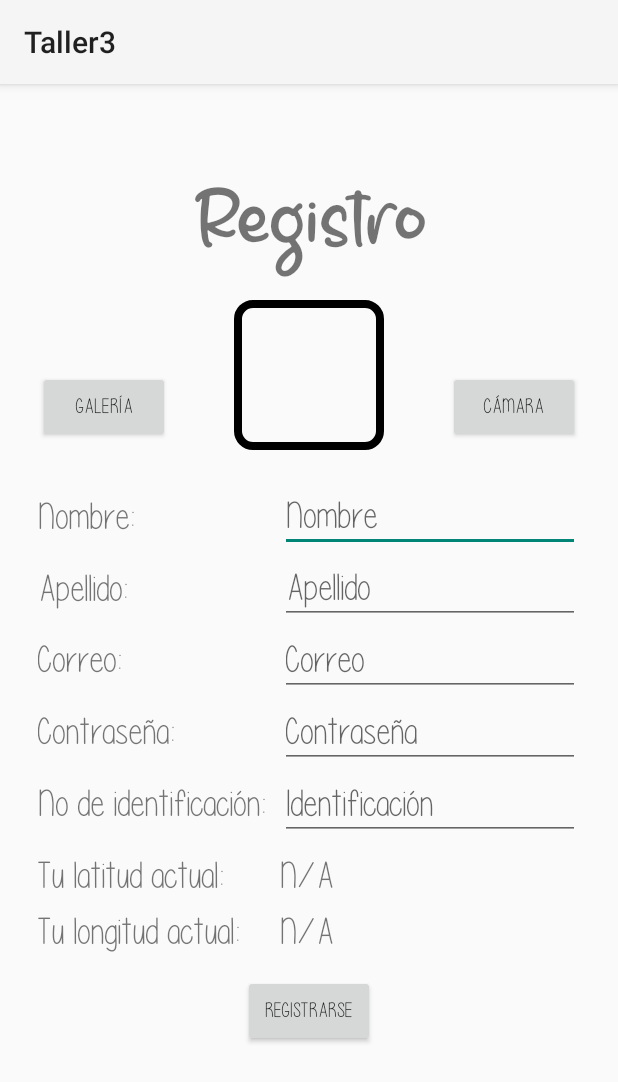
After one commit to linasalamanca/ICM-Taller3, an Android app: the RegistroActivity screen opened directly, with no data from a screen before it, on a phone screen of 412 x 824 dp. The commit adds this screen. Shown: the top 1082 px of the screen. Run offline under Robolectric (Android 15) with nearby library versions, the phone set to English and light mode, and no system bars; 2 statements that could not run were skipped.

Commit message:
Adquisición de datos

```diff
--- a/app/src/main/java/com/example/taller3/InicioSesionActivity.kt
+++ b/app/src/main/java/com/example/taller3/InicioSesionActivity.kt
@@ -30,6 +30,11 @@ class InicioSesionActivity : AppCompatActivity() {
             val email = bindingIniSesion.CorreoInput.text.toString()
             val contrasena = bindingIniSesion.ContrasenaInput.text.toString()
             inicioSesion(email, contrasena)
+        }
+
+        bindingIniSesion.Registro.setOnClickListener {
+            val intent = Intent(this, RegistroActivity::class.java)
+            startActivity(intent)
         }
     }
 
--- /dev/null
+++ b/app/src/main/java/com/example/taller3/RegistroActivity.kt
@@ -0,0 +1,265 @@
+package com.example.taller3
+
+import android.Manifest
+import android.app.Activity
+import android.content.Intent
+import android.content.pm.PackageManager
+import android.graphics.Bitmap
+import android.os.Bundle
+import android.provider.MediaStore
+import android.util.Log
+import android.widget.ImageView
+import android.widget.Toast
+import androidx.activity.result.ActivityResultLauncher
+import androidx.activity.result.contract.ActivityResultContracts
+import androidx.appcompat.app.AppCompatActivity
+import androidx.core.app.ActivityCompat
+import androidx.core.content.ContextCompat
+import com.bumptech.glide.Glide
+import com.example.taller3.databinding.ActivityRegistroBinding
+import com.google.android.gms.location.FusedLocationProviderClient
+import com.google.android.gms.location.LocationCallback
+import com.google.android.gms.location.LocationRequest
+import com.google.android.gms.location.LocationResult
+import com.google.android.gms.location.LocationServices
+import com.google.android.gms.location.Priority
+
+class RegistroActivity : AppCompatActivity() {
+
+    private lateinit var bindingRegistro: ActivityRegistroBinding
+
+    //Camara y Galería
+    private lateinit var activityResultLauncherCamara: ActivityResultLauncher<Intent>
+    private lateinit var activityResultLauncherGaleria: ActivityResultLauncher<Intent>
+
+    //Ubicación actual
+    private lateinit var mFusedLocationClient: FusedLocationProviderClient
+    private lateinit var mLocationRequest: LocationRequest
+    private lateinit var mLocationCallback: LocationCallback
+    override fun onCreate(savedInstanceState: Bundle?) {
+        super.onCreate(savedInstanceState)
+        setContentView(R.layout.activity_registro)
+        bindingRegistro = ActivityRegistroBinding.inflate(layoutInflater)
+        setContentView(bindingRegistro.root)
+
+        val btnCamara = bindingRegistro.CamaraBoton
+        val btnGaleria = bindingRegistro.GaleriaBoton
+        val imagenCuenta = bindingRegistro.imagenCargada
+
+        mFusedLocationClient = LocationServices.getFusedLocationProviderClient(this)
+        mLocationRequest = createLocationRequest()
+
+        permisosUbicacion()
+        localizaciónActual()
+
+        activarResultLauncherCamara(imagenCuenta)
+        activarResultLauncherGaleria(imagenCuenta)
+
+        btnCamara.setOnClickListener {
+            permisosCamara()
+        }
+
+        btnGaleria.setOnClickListener {
+            permisosGaleria()
+        }
+    }
+
+    //Código relacionado a todos los permisos
+    private fun permisosCamara(){
+        if (ContextCompat.checkSelfPermission(
+                this,
+                Manifest.permission.CAMERA
+            ) != PackageManager.PERMISSION_GRANTED
+        ) {
+            ActivityCompat.requestPermissions(
+                this,
+                arrayOf(Manifest.permission.CAMERA),
+                Permisos.CAMERA_PERMISSION_CODE
+            )
+        } else {
+            abrirCamara()
+        }
+    }
+
+    private fun permisosGaleria(){
+        if (ContextCompat.checkSelfPermission(
+                this,
+                Manifest.permission.READ_EXTERNAL_STORAGE
+            ) != PackageManager.PERMISSION_GRANTED
+        ) {
+            ActivityCompat.requestPermissions(
+                this,
+                arrayOf(Manifest.permission.READ_EXTERNAL_STORAGE),
+                Permisos.GALERY_PERMISSION_CODE
+            )
+        } else {
+            abrirGaleria()
+        }
+    }
+
+    private fun permisosUbicacion(){
+        when {
+            ContextCompat.checkSelfPermission(
+                this, android.Manifest.permission.ACCESS_FINE_LOCATION
+            ) == PackageManager.PERMISSION_GRANTED -> {
+                // Inicia las actualizaciones de ubicación
+                startLocationUpdates()
+            }
+            ActivityCompat.shouldShowRequestPermissionRationale(
+                this, android.Manifest.permission.ACCESS_FINE_LOCATION
+            ) -> {
+                // Solicita los permisos de ubicación
+                requestPermissions(
+                    arrayOf(android.Manifest.permission.ACCESS_FINE_LOCATION, android.Manifest.permission.ACCESS_COARSE_LOCATION),
+                    Permisos.LOCATION_PERMISSION_CODE
+                )
+            }
+            else -> {
+                // Solicita los permisos de ubicación
+                requestPermissions(
+                    arrayOf(android.Manifest.permission.ACCESS_FINE_LOCATION, android.Manifest.permission.ACCESS_COARSE_LOCATION),
+                    Permisos.LOCATION_PERMISSION_CODE
+                )
+            }
+        }
+    }
+
+    override fun onRequestPermissionsResult(
+        requestCode: Int,
+        permissions: Array<out String>,
+        grantResults: IntArray
+    ) {
+        super.onRequestPermissionsResult(requestCode, permissions, grantResults)
+        when(requestCode){
+            Permisos.CAMERA_PERMISSION_CODE -> {
+                if (grantResults.isNotEmpty() && grantResults[0] == PackageManager.PERMISSION_GRANTED) {
+                    // Permission granted, start the contacts activity
+                    abrirCamara()
+                } else {
+                    // Permission denied, show a message asking the user to change the setting in the device settings
+                    Toast.makeText(this, "Permiso no otorgado por el usuario", Toast.LENGTH_SHORT).show()
+                }
+            }
+            Permisos.GALERY_PERMISSION_CODE -> {
+                if (grantResults.isNotEmpty() && grantResults[0] == PackageManager.PERMISSION_GRANTED) {
+                    // Permission granted, start the contacts activity
+                    abrirGaleria()
+                } else {
+                    // Permission denied, show a message asking the user to change the setting in the device settings
+                    Toast.makeText(this, "Permiso no otorgado por el usuario", Toast.LENGTH_SHORT).show()
+                }
+            }
+            Permisos.LOCATION_PERMISSION_CODE -> {
+                if ((grantResults.isNotEmpty() && grantResults[0] == PackageManager.PERMISSION_GRANTED)) {
+                    Toast.makeText(this, "Ubicación habilitada", Toast.LENGTH_SHORT).show()
+                    startLocationUpdates()
+                } else {
+                    Toast.makeText(this, "Permiso no otorgado por el usuario", Toast.LENGTH_SHORT).show()
+                }
+            }
+
+        }
+    }
+
+    //Código relacionado a la cámara
+    private fun abrirCamara(){
+        val intentCamara = Intent("android.media.action.IMAGE_CAPTURE")
+        activityResultLauncherCamara.launch(intentCamara)
+    }
+
+    private fun activarResultLauncherCamara(imagen: ImageView){
+        activityResultLauncherCamara = registerForActivityResult(
+            ActivityResultContracts.StartActivityForResult()){ resultado ->
+            if(resultado.resultCode == Activity.RESULT_OK){
+                val bitMapImagen = resultado.data?.extras?.get("data") as? Bitmap
+                if(bitMapImagen != null){
+                    val imagenURI = MediaStore.Images.Media.insertImage(
+                        contentResolver,
+                        bitMapImagen,
+                        "Imagen",
+                        "Imagen de la cuenta"
+                    )
+                    Glide.with(this).load(bitMapImagen).into(imagen)
+                    guardarUriImagen(imagenURI.toString())
+                    obtenerUriImagen()
+                }
+            }else{
+                Toast.makeText(this, "No se pudo cargar la imagen", Toast.LENGTH_SHORT).show()
+            }
+        }
+    }
+
+    //Código relacionado a la galería
+    private fun abrirGaleria(){
+        val intentGaleria = Intent(Intent.ACTION_PICK, MediaStore.Images.Media.EXTERNAL_CONTENT_URI)
+        activityResultLauncherGaleria.launch(intentGaleria)
+    }
+
+    private fun activarResultLauncherGaleria(imagen: ImageView){
+        activityResultLauncherGaleria = registerForActivityResult(
+            ActivityResultContracts.StartActivityForResult()){ resultado ->
+            if(resultado.resultCode == Activity.RESULT_OK){
+                val uri = resultado.data?.data
+                //imagen.setImageURI(uri)
+                Glide.with(this).load(uri).into(imagen)
+                guardarUriImagen(uri.toString())
+                obtenerUriImagen()
+            }else{
+                Toast.makeText(this, "No se pudo cargar la imagen", Toast.LENGTH_SHORT).show()
+            }
+        }
+    }
+
+    //URI de las imágenes
+    private fun guardarUriImagen(uri: String) {
+        val sharedPreferences = getSharedPreferences("preferencias_imagen", MODE_PRIVATE)
+        val editor = sharedPreferences.edit()
+        editor.putString("uri_imagen", uri)
+        editor.apply()
+    }
+
+    private fun obtenerUriImagen(): String? {
+        val sharedPreferences = getSharedPreferences("preferencias_imagen", MODE_PRIVATE)
+        Log.i("URI", sharedPreferences.getString("uri_imagen", null).toString())
+        return sharedPreferences.getString("uri_imagen", null)
+    }
+
+    //Código relacionado a la ubicación actual de la persona
+    private fun localizaciónActual(){
+        mLocationCallback = object : LocationCallback() {
+            override fun onLocationResult(locationResult: LocationResult) {
+                val location = locationResult.lastLocation
+                Log.i("LOCATION", "Actualización")
+                if(location!=null) {
+                    bindingRegistro.LongitudDato.text = location.longitude.toString()
+                    bindingRegistro.LatitudDato.text = location.latitude.toString()
+                }else {
+                    // La ubicación es nula
+                    Log.i("LOCATION", "La ubicación es nula")
+                }
+            }
+        }
+    }
+
+    private fun startLocationUpdates(){
+        if(ActivityCompat.checkSelfPermission(this, Manifest.permission.ACCESS_FINE_LOCATION) == PackageManager.PERMISSION_GRANTED
+            && ActivityCompat.checkSelfPermission(this, Manifest.permission.ACCESS_COARSE_LOCATION) == PackageManager.PERMISSION_GRANTED){
+            mFusedLocationClient.requestLocationUpdates(mLocationRequest, mLocationCallback, null)
+        }
+    }
+
+    private fun createLocationRequest(): LocationRequest =
+        LocationRequest.Builder(Priority.PRIORITY_HIGH_ACCURACY,10000).apply {
+            setMinUpdateIntervalMillis(5000)
+        }.build()
+
+    //Código relacionado al ciclo de vida
+
+    override fun onPause() {
+        super.onPause()
+        if(ActivityCompat.checkSelfPermission(this, android.Manifest.permission.ACCESS_FINE_LOCATION) == PackageManager.PERMISSION_GRANTED
+            && ActivityCompat.checkSelfPermission(this, android.Manifest.permission.ACCESS_COARSE_LOCATION) == PackageManager.PERMISSION_GRANTED){
+            mFusedLocationClient.removeLocationUpdates(mLocationCallback)
+        }
+    }
+}
--- /dev/null
+++ b/app/src/main/res/drawable/image_border.xml
@@ -0,0 +1,7 @@
+<?xml version="1.0" encoding="utf-8"?>
+<shape xmlns:android="http://schemas.android.com/apk/res/android">
+    <stroke
+        android:width="5dp"
+        android:color="#000000" />
+    <corners android:radius="10dp" />
+</shape>
--- /dev/null
+++ b/app/src/main/res/layout/activity_registro.xml
@@ -0,0 +1,235 @@
+<?xml version="1.0" encoding="utf-8"?>
+<RelativeLayout xmlns:android="http://schemas.android.com/apk/res/android"
+    xmlns:app="http://schemas.android.com/apk/res-auto"
+    xmlns:tools="http://schemas.android.com/tools"
+    android:id="@+id/main"
+    android:layout_width="match_parent"
+    android:layout_height="match_parent"
+    tools:context=".RegistroActivity"
+    android:padding="15dp">
+
+    <TextView
+        android:id="@+id/TituloRegistro"
+        android:layout_width="wrap_content"
+        android:layout_height="wrap_content"
+        android:text="Registro"
+        android:layout_centerHorizontal="true"
+        android:layout_marginBottom="15dp"
+        android:textSize="40sp"
+        android:fontFamily="@font/rincklebelle"
+        android:layout_above="@+id/imagenCargada"/>
+
+    <ImageView
+        android:id="@+id/imagenCargada"
+        android:layout_width="100dp"
+        android:layout_height="100dp"
+        android:scaleType="centerCrop"
+        android:layout_marginBottom="15dp"
+        android:layout_centerHorizontal="true"
+        android:layout_above="@id/NombreText"
+        android:src="@drawable/image_border"
+        />
+
+    <Button
+        android:id="@+id/GaleriaBoton"
+        android:layout_width="wrap_content"
+        android:layout_height="wrap_content"
+        android:text="Galería"
+        android:layout_above="@id/NombreText"
+        android:layout_alignParentStart="true"
+        android:layout_marginBottom="20dp"
+        android:layout_marginStart="10dp"
+        android:fontFamily="@font/song"/>
+
+    <Button
+        android:id="@+id/CamaraBoton"
+        android:layout_width="wrap_content"
+        android:layout_height="wrap_content"
+        android:text="Cámara"
+        android:layout_above="@id/NombreText"
+        android:layout_alignParentEnd="true"
+        android:layout_marginBottom="20dp"
+        android:layout_marginEnd="10dp"
+        android:fontFamily="@font/song"/>
+
+    <TextView
+        android:id="@+id/NombreText"
+        android:layout_width="wrap_content"
+        android:layout_height="wrap_content"
+        android:fontFamily="@font/song"
+        android:text="Nombre: "
+        android:textSize="25sp"
+        android:layout_above="@+id/ApellidoInputR"
+        android:layout_alignParentStart="true"
+        android:layout_marginBottom="10dp"
+        android:layout_marginStart="10dp"
+        android:layout_marginTop="15dp"/>
+
+    <EditText
+        android:id="@+id/NombreInputR"
+        android:layout_width="200dp"
+        android:layout_height="wrap_content"
+        android:hint="Nombre"
+        android:textSize="25sp"
+        android:layout_above="@+id/ApellidoInputR"
+        android:layout_alignParentEnd="true"
+        android:layout_marginEnd="10dp"
+        android:fontFamily="@font/song"/>
+
+    <TextView
+        android:id="@+id/ApellidoText"
+        android:layout_width="wrap_content"
+        android:layout_height="wrap_content"
+        android:fontFamily="@font/song"
+        android:text="Apellido: "
+        android:layout_above="@+id/CorreoInputR"
+        android:textSize="25sp"
+        android:layout_alignParentStart="true"
+        android:layout_marginStart="10dp"
+        android:layout_marginBottom="10dp"/>
+
+    <EditText
+        android:id="@+id/ApellidoInputR"
+        android:layout_width="200dp"
+        android:layout_height="wrap_content"
+        android:hint="Apellido"
+        android:textSize="25sp"
+        android:layout_above="@id/CorreoInputR"
+        android:layout_alignParentEnd="true"
+        android:layout_marginEnd="10dp"
+        android:fontFamily="@font/song"/>
+
+    <TextView
+        android:id="@+id/CorreoText"
+        android:layout_width="wrap_content"
+        android:layout_height="wrap_content"
+        android:fontFamily="@font/song"
+        android:text="Correo: "
+        android:textSize="25sp"
+        android:layout_centerInParent="true"
+        android:layout_alignParentStart="true"
+        android:layout_marginStart="10dp"
+        android:layout_marginTop="15dp"/>
+
+    <EditText
+        android:id="@+id/CorreoInputR"
+        android:layout_width="200dp"
+        android:layout_height="wrap_content"
+        android:hint="Correo"
+        android:textSize="25sp"
+        android:layout_centerInParent="true"
+        android:layout_alignParentEnd="true"
+        android:layout_marginEnd="10dp"
+        android:fontFamily="@font/song"/>
+
+    <TextView
+        android:id="@+id/ContrasenaText"
+        android:layout_width="wrap_content"
+        android:layout_height="wrap_content"
+        android:fontFamily="@font/song"
+        android:text="Contraseña: "
+        android:textSize="25sp"
+        android:layout_below="@+id/CorreoInputR"
+        android:layout_alignParentStart="true"
+        android:layout_marginTop="10dp"
+        android:layout_marginStart="10dp"
+        />
+
+    <EditText
+        android:id="@+id/ContrasenaInputR"
+        android:layout_width="200dp"
+        android:layout_height="wrap_content"
+        android:hint="Contraseña"
+        android:textSize="25sp"
+        android:layout_below="@id/CorreoInputR"
+        android:layout_alignParentEnd="true"
+        android:layout_marginEnd="10dp"
+        android:fontFamily="@font/song"/>
+
+    <TextView
+        android:id="@+id/IDText"
+        android:layout_width="wrap_content"
+        android:layout_height="wrap_content"
+        android:fontFamily="@font/song"
+        android:text="No de identificación: "
+        android:textSize="25sp"
+        android:layout_below="@+id/ContrasenaInputR"
+        android:layout_alignParentStart="true"
+        android:layout_marginTop="10dp"
+        android:layout_marginStart="10dp"
+        />
+
+    <EditText
+        android:id="@+id/IDInputR"
+        android:layout_width="200dp"
+        android:layout_height="wrap_content"
+        android:hint="Identificación"
+        android:textSize="25sp"
+        android:layout_below="@id/ContrasenaInputR"
+        android:layout_alignParentEnd="true"
+        android:layout_marginEnd="10dp"
+        android:fontFamily="@font/song"/>
+
+    <TextView
+        android:id="@+id/LatitudText"
+        android:layout_width="wrap_content"
+        android:layout_height="wrap_content"
+        android:fontFamily="@font/song"
+        android:text="Tu latitud actual: "
+        android:textSize="25sp"
+        android:layout_below="@+id/IDInputR"
+        android:layout_alignParentStart="true"
+        android:layout_marginTop="10dp"
+        android:layout_marginStart="10dp"
+        />
+
+    <TextView
+        android:id="@+id/LatitudDato"
+        android:layout_width="200dp"
+        android:layout_height="wrap_content"
+        android:fontFamily="@font/song"
+        android:text="N/A"
+        android:textSize="25sp"
+        android:layout_below="@+id/IDInputR"
+        android:layout_alignParentEnd="true"
+        android:layout_marginTop="10dp"
+        android:layout_marginEnd="10dp"
+        />
+
+    <TextView
+        android:id="@+id/LongitudText"
+        android:layout_width="wrap_content"
+        android:layout_height="wrap_content"
+        android:fontFamily="@font/song"
+        android:text="Tu longitud actual: "
+        android:textSize="25sp"
+        android:layout_below="@+id/LatitudText"
+        android:layout_alignParentStart="true"
+        android:layout_marginTop="10dp"
+        android:layout_marginStart="10dp"
+        />
+
+    <TextView
+        android:id="@+id/LongitudDato"
+        android:layout_width="200dp"
+        android:layout_height="wrap_content"
+        android:fontFamily="@font/song"
+        android:text="N/A"
+        android:textSize="25sp"
+        android:layout_below="@+id/LatitudDato"
+        android:layout_alignParentEnd="true"
+        android:layout_marginTop="10dp"
+        android:layout_marginEnd="10dp"
+        />
+
+    <Button
+        android:id="@+id/BotonRegistro"
+        android:layout_width="wrap_content"
+        android:layout_height="wrap_content"
+        android:layout_below="@id/LongitudDato"
+        android:layout_centerHorizontal="true"
+        android:text="Registrarse"
+        android:fontFamily="@font/song"
+        android:layout_marginTop="15dp"/>
+
+</RelativeLayout>
--- a/gradle/libs.versions.toml
+++ b/gradle/libs.versions.toml
@@ -1,5 +1,5 @@
 [versions]
-agp = "8.3.1"
+agp = "8.3.2"
 kotlin = "1.9.0"
 coreKtx = "1.12.0"
 junit = "4.13.2"
```
Also changed, not shown: app/build.gradle.kts (+7 -0 lines), app/src/main/AndroidManifest.xml (+14 -0 lines), app/src/main/java/com/example/taller3/MapaActivity.kt (+19 -1 lines), app/src/main/java/com/example/taller3/Permisos.kt (added, +9 -0 lines), app/src/main/res/layout/activity_inicio_sesion.xml (+15 -4 lines), app/src/main/res/layout/activity_mapa.xml (+8 -2 lines).
